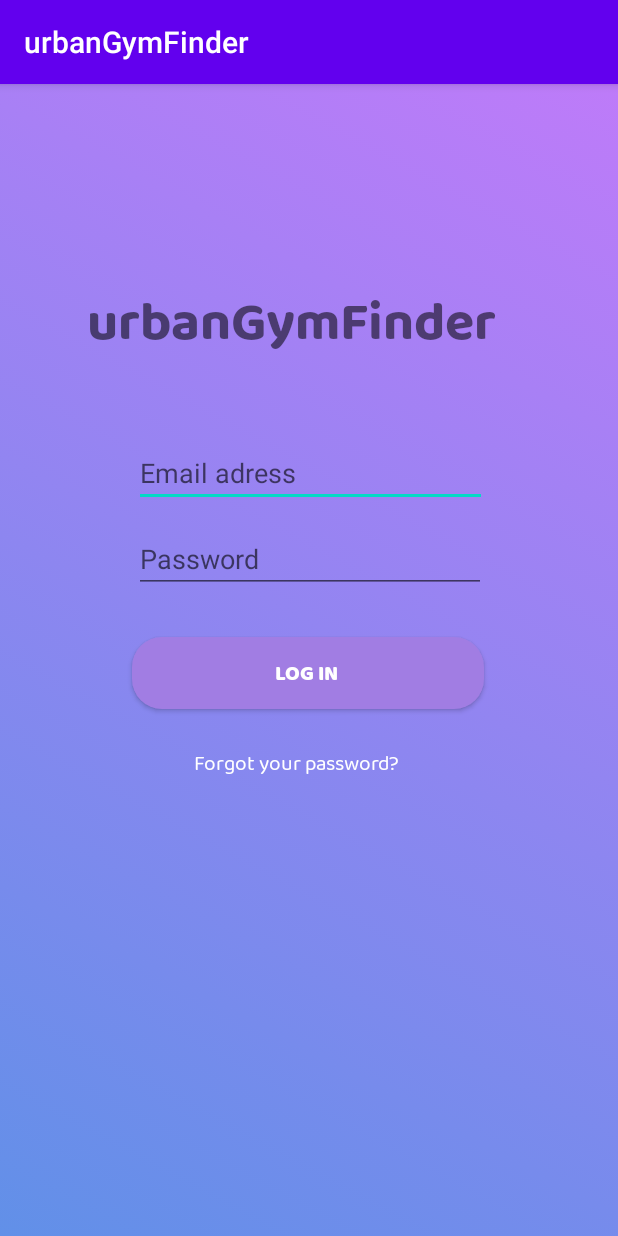
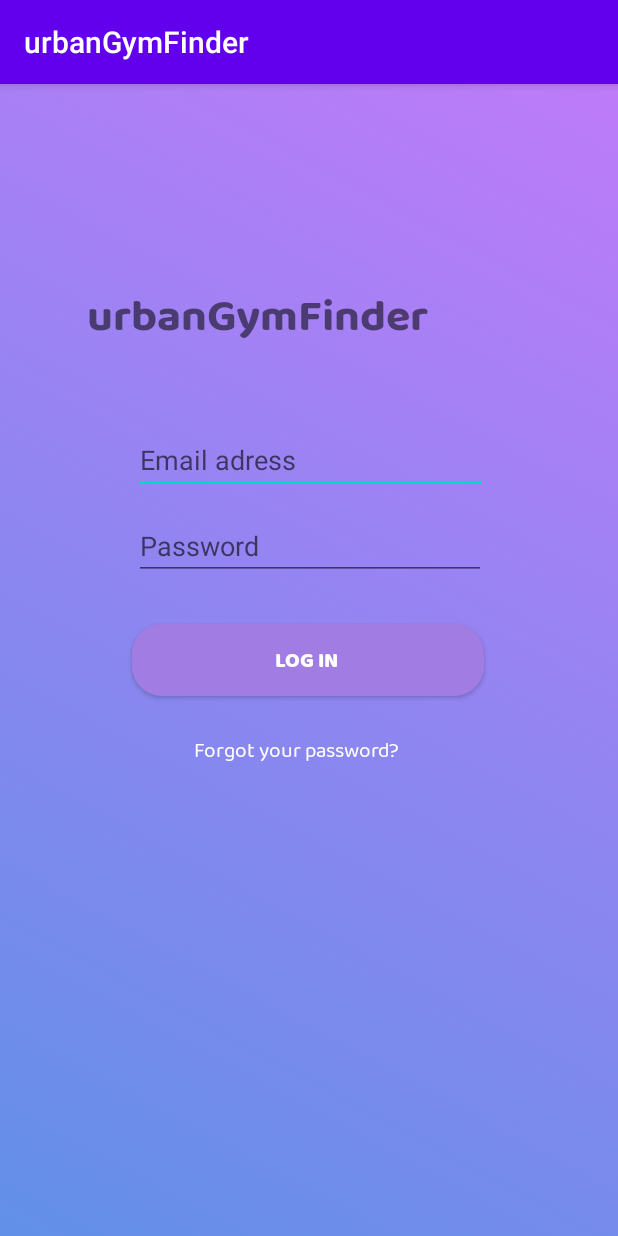
Before and after one commit to nataliasf/urbanGymFinder, an Android app: the screen it shows after launch (LoginActivity), on a phone screen of 412 x 824 dp. Run offline under Robolectric (Android 15) with nearby library versions, the phone set to English and light mode, and no system bars.

Commit message:
login FLAG ACTIVITY REORDER ERROR

```diff
--- a/app/src/main/java/com/example/urbangymfinder/LoginActivity.kt
+++ b/app/src/main/java/com/example/urbangymfinder/LoginActivity.kt
@@ -26,8 +26,9 @@
         val user: String = txtUser.text.toString()
         val password: String = txtUser.text.toString()
 
-        val intent = Intent(this, MainActivity::class.java).also { it.addFlags(Intent.FLAG_ACTIVITY_REORDER_TO_FRONT) }
-
+        val intent = Intent(this, MainActivity::class.java)
+            /*.also { it.addFlags(Intent.FLAG_ACTIVITY_REORDER_TO_FRONT) }
+            */
         startActivity(intent)
 
     }
--- a/app/src/main/res/layout/login_activity.xml
+++ b/app/src/main/res/layout/login_activity.xml
@@ -29,7 +29,7 @@
         android:layout_marginRight="59dp"
         android:fontFamily="@font/baloo_chettan_bold"
         android:text="urbanGymFinder"
-        android:textSize="36sp" />
+        android:textSize="30sp" />
 
     <EditText
         android:id="@+id/et_email"
```
